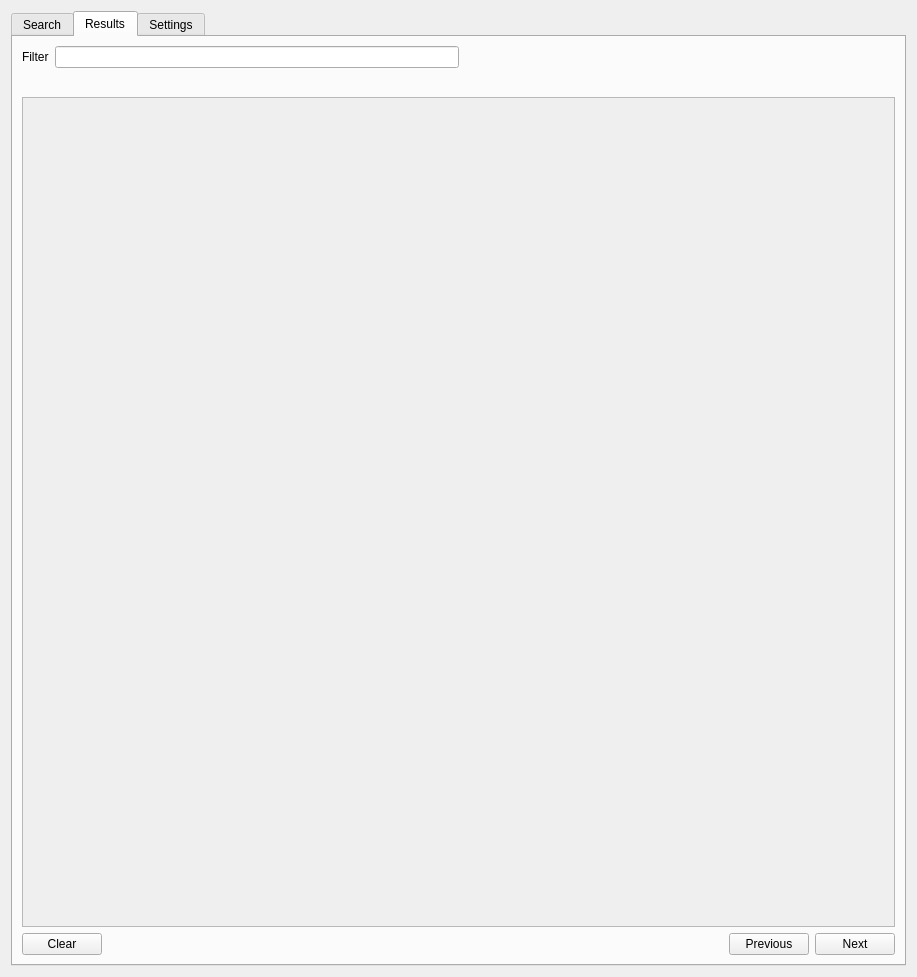
stac-utils/qgis-stac-plugin, file src/qgis_stac/ui/qgis_stac_widget.ui: the form before one commit.
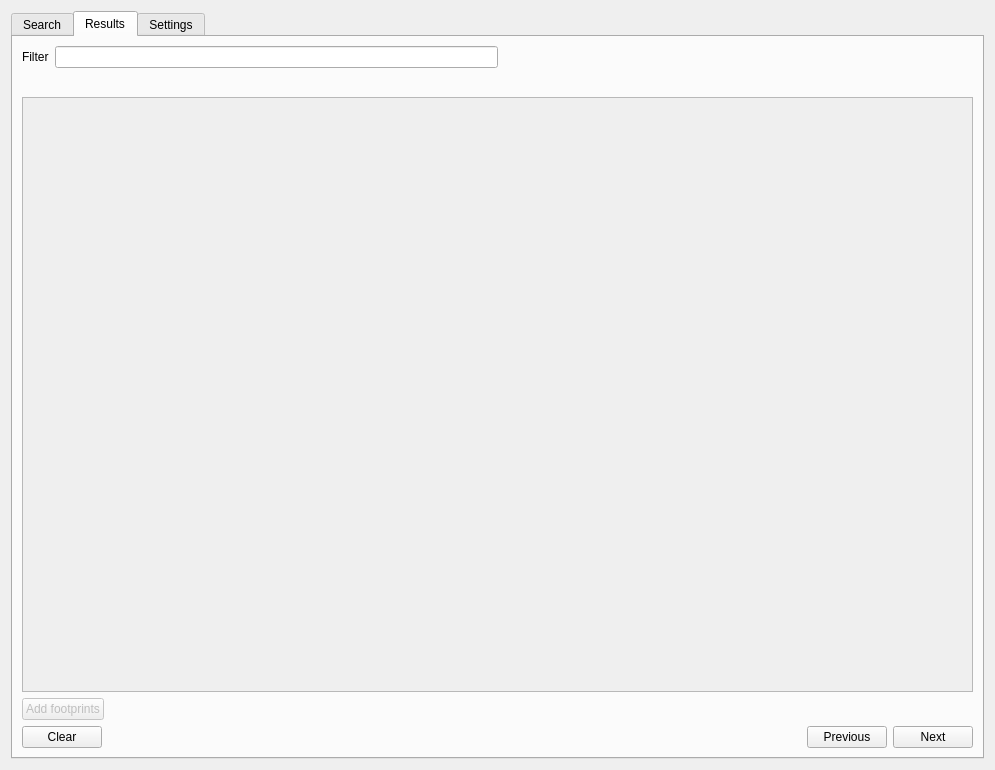
The form after the commit. The open tabs and pages were chosen to show the change. Custom widgets are drawn as their Qt base class.

Commit message: multiple footprints loading

The edit to the form file:
```diff
--- a/src/qgis_stac/ui/qgis_stac_widget.ui
+++ b/src/qgis_stac/ui/qgis_stac_widget.ui
@@ -6,8 +6,8 @@
    <rect>
     <x>0</x>
     <y>0</y>
-    <width>917</width>
-    <height>977</height>
+    <width>995</width>
+    <height>695</height>
    </rect>
   </property>
   <property name="font">
@@ -645,13 +645,46 @@
            <rect>
             <x>0</x>
             <y>0</y>
-            <width>875</width>
-            <height>815</height>
+            <width>953</width>
+            <height>500</height>
            </rect>
           </property>
          </widget>
         </widget>
        </item>
+       <item>
+        <layout class="QHBoxLayout" name="horizontalLayout_8">
+         <item>
+          <widget class="QPushButton" name="footprint_btn">
+           <property name="enabled">
+            <bool>false</bool>
+           </property>
+           <property name="sizePolicy">
+            <sizepolicy hsizetype="Minimum" vsizetype="Fixed">
+             <horstretch>0</horstretch>
+             <verstretch>0</verstretch>
+            </sizepolicy>
+           </property>
+           <property name="text">
+            <string>Add footprints</string>
+           </property>
+          </widget>
+         </item>
+         <item>
+          <spacer name="horizontalSpacer_11">
+           <property name="orientation">
+            <enum>Qt::Horizontal</enum>
+           </property>
+           <property name="sizeHint" stdset="0">
+            <size>
+             <width>40</width>
+             <height>20</height>
+            </size>
+           </property>
+          </spacer>
+         </item>
+        </layout>
+       </item>
        <item>
         <layout class="QHBoxLayout" name="pagination">
          <property name="sizeConstraint">
```
Left out of the diff: 28 changed lines with no effect on the pictures. The commit also changes 3 other files.
